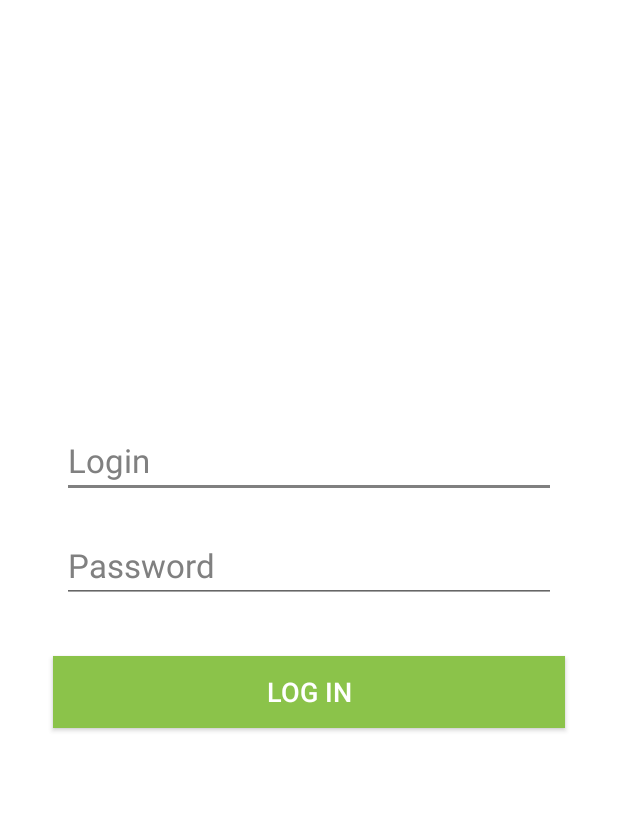
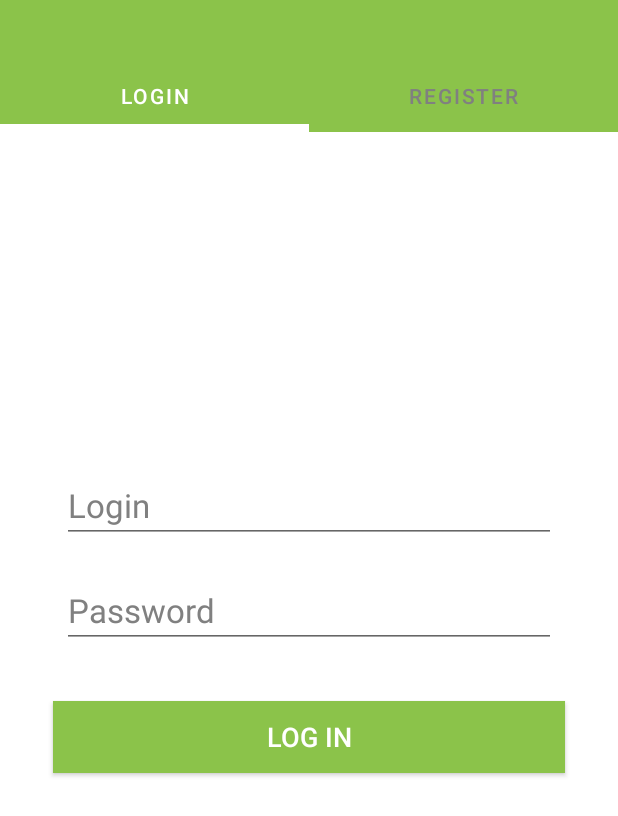
Before and after one commit to Andrberr/PhotosApp, an Android app: the screen it shows after launch (MainActivity), on a phone screen of 412 x 824 dp. Shown: the top 816 px of the screen. Run offline under Robolectric (Android 15) with nearby library versions, the light colour scheme and no system bars; our stand-ins replace Dagger/Hilt's generated code, navigation-ui.

Commit message:
ViewPager implemented

```diff
--- a/app/src/main/java/com/aajogo/jogo/photosapp/SplashFragment.kt
+++ b/app/src/main/java/com/aajogo/jogo/photosapp/SplashFragment.kt
@@ -28,7 +28,7 @@ class SplashFragment : Fragment() {
     override fun onViewCreated(view: View, savedInstanceState: Bundle?) {
         viewModel.login.observe(viewLifecycleOwner) { login ->
             val action =
-                if (login.isEmpty()) SplashFragmentDirections.actionSplashFragmentToSignInFragment()
+                if (login.isEmpty()) SplashFragmentDirections.actionSplashFragmentToPagerFragment()
                 else SplashFragmentDirections.actionSplashFragmentToPhotosFragment()
             findNavController().navigate(action)
         }
--- /dev/null
+++ b/app/src/main/java/com/aajogo/jogo/photosapp/ui/sign/PagerAdapter.kt
@@ -0,0 +1,26 @@
+package com.aajogo.jogo.photosapp.ui.sign
+
+import androidx.fragment.app.Fragment
+import androidx.viewpager2.adapter.FragmentStateAdapter
+
+class PagerAdapter(pagerFragment: PagerFragment) : FragmentStateAdapter(pagerFragment) {
+    private val mFragmentList: MutableList<Fragment> = ArrayList()
+    private val mFragmentTitleList: MutableList<String> = ArrayList()
+
+    fun getTabTitle(position : Int): String{
+        return mFragmentTitleList[position]
+    }
+
+    fun addFragment(fragment: Fragment, title: String) {
+        mFragmentList.add(fragment)
+        mFragmentTitleList.add(title)
+    }
+
+    override fun getItemCount(): Int {
+        return mFragmentList.size
+    }
+
+    override fun createFragment(position: Int): Fragment {
+        return mFragmentList[position]
+    }
+}
--- /dev/null
+++ b/app/src/main/java/com/aajogo/jogo/photosapp/ui/sign/PagerFragment.kt
@@ -0,0 +1,45 @@
+package com.aajogo.jogo.photosapp.ui.sign
+
+import android.os.Bundle
+import android.view.LayoutInflater
+import android.view.View
+import android.view.ViewGroup
+import androidx.fragment.app.Fragment
+import com.aajogo.jogo.photosapp.databinding.ViewPagerBinding
+import com.google.android.material.tabs.TabLayout
+import com.google.android.material.tabs.TabLayoutMediator
+import dagger.hilt.android.AndroidEntryPoint
+
+@AndroidEntryPoint
+class PagerFragment : Fragment() {
+
+    private var _binding: ViewPagerBinding? = null
+    private val binding get() = _binding!!
+
+    override fun onCreateView(
+        inflater: LayoutInflater, container: ViewGroup?,
+        savedInstanceState: Bundle?
+    ): View {
+        _binding = ViewPagerBinding.inflate(inflater, container, false)
+        return binding.root
+    }
+
+    override fun onViewCreated(view: View, savedInstanceState: Bundle?) {
+        val adapter = PagerAdapter(this)
+        adapter.apply {
+            addFragment(SignInFragment(), "Login")
+            addFragment(SignUpFragment(), "Register")
+        }
+
+        val viewPager = binding.viewpager
+        viewPager.apply {
+            this.adapter = adapter
+            currentItem = 0
+        }
+
+        val tabLayout: TabLayout = binding.tabLayout
+        TabLayoutMediator(tabLayout, viewPager) { tab, position ->
+            tab.text = adapter.getTabTitle(position)
+        }.attach()
+    }
+}
--- /dev/null
+++ b/app/src/main/res/layout/view_pager.xml
@@ -0,0 +1,30 @@
+<?xml version="1.0" encoding="utf-8"?>
+<androidx.constraintlayout.widget.ConstraintLayout xmlns:android="http://schemas.android.com/apk/res/android"
+    android:layout_width="match_parent"
+    android:layout_height="match_parent"
+    xmlns:app="http://schemas.android.com/apk/res-auto"
+    xmlns:tools="http://schemas.android.com/tools"
+    tools:context=".ui.sign.PagerFragment">
+
+    <com.google.android.material.tabs.TabLayout
+        android:id="@+id/tabLayout"
+        android:layout_width="match_parent"
+        android:layout_height="wrap_content"
+        android:layout_gravity="top"
+        android:paddingTop="40dp"
+        app:tabTextColor="@color/gray"
+        app:tabSelectedTextColor="@color/white"
+        android:background="@color/light_green"
+        android:contentDescription="@string/tabs"
+        app:layout_constraintTop_toTopOf="parent"
+        app:tabIndicatorHeight="5dp"
+        app:tabIndicatorColor="@color/white"/>
+
+    <androidx.viewpager2.widget.ViewPager2
+        android:id="@+id/viewpager"
+        android:layout_width="match_parent"
+        android:layout_height="match_parent"
+        android:paddingTop="60dp"
+        app:layout_behavior="@string/appbar_scrolling_view_behavior" />
+
+</androidx.constraintlayout.widget.ConstraintLayout>
--- a/app/src/main/res/navigation/nav_graph.xml
+++ b/app/src/main/res/navigation/nav_graph.xml
@@ -48,10 +48,15 @@
         android:label="fragment_splash"
         tools:layout="@layout/fragment_splash" >
         <action
-            android:id="@+id/action_splashFragment_to_signInFragment"
-            app:destination="@id/signInFragment" />
-        <action
             android:id="@+id/action_splashFragment_to_photosFragment"
             app:destination="@id/photosFragment" />
+        <action
+            android:id="@+id/action_splashFragment_to_pagerFragment"
+            app:destination="@id/pagerFragment" />
     </fragment>
+    <fragment
+        android:id="@+id/pagerFragment"
+        android:name="com.aajogo.jogo.photosapp.ui.sign.PagerFragment"
+        android:label="PagerFragment"
+        tools:layout="@layout/view_pager"/>
 </navigation>
--- a/app/src/main/res/values/strings.xml
+++ b/app/src/main/res/values/strings.xml
@@ -16,4 +16,5 @@
     <string name="empty_password">Password is empty!</string>
     <string name="photo_image">Image</string>
     <string name="no_location_permission">No Location Permission!</string>
+    <string name="tabs">Tabs</string>
 </resources>
```
